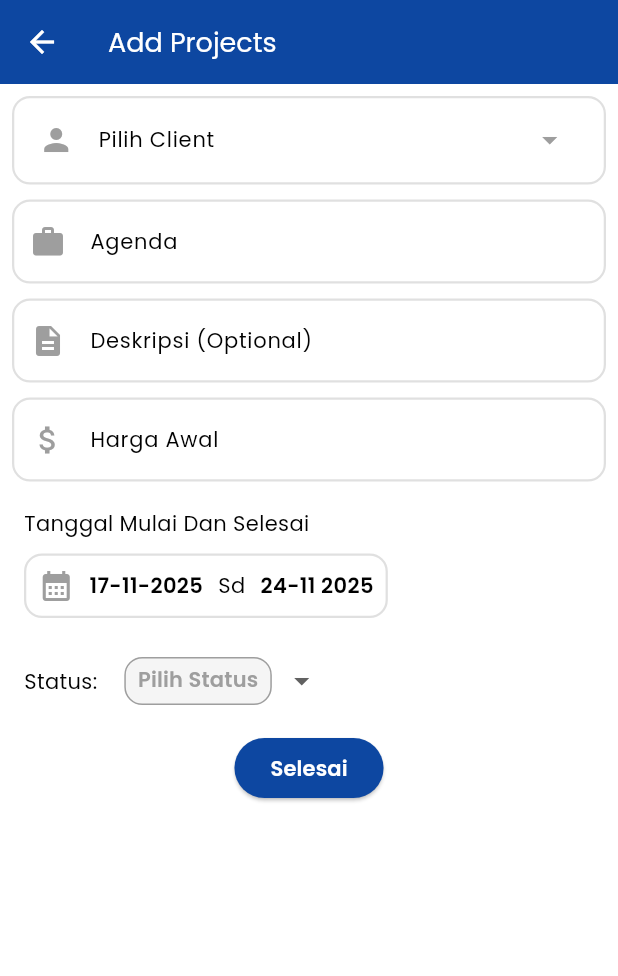
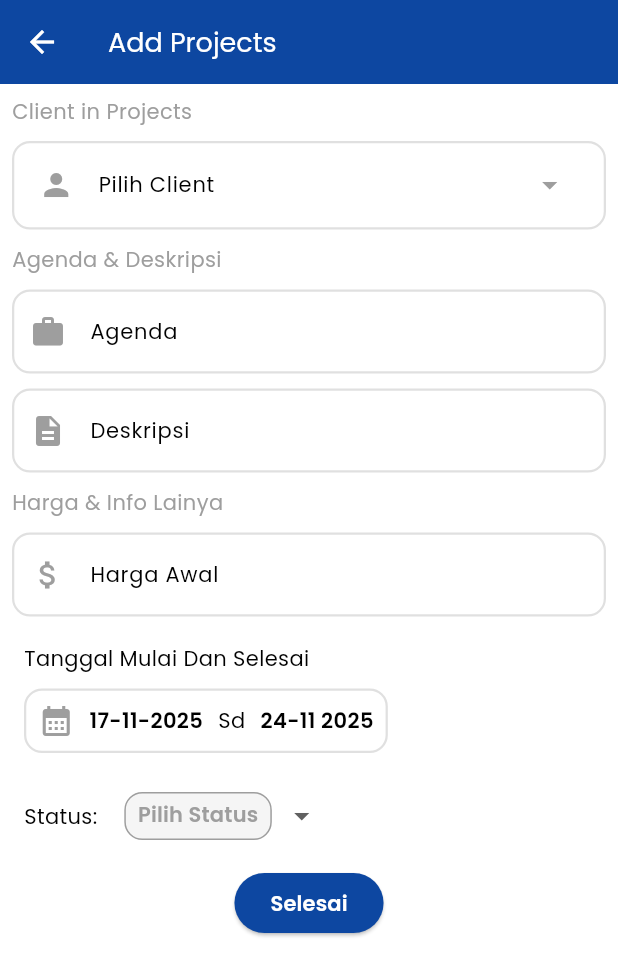
Before and after one commit to jbranabb/kliencash, a Flutter app: the AddProjects screen opened directly, on a phone screen of 412 x 824 dp. Shown: the top 976 px of the screen. Run offline on Flutter 3.47's test engine with Material 3 defaults, Android fonts, the phone set to English and light mode, and no system bars; our stand-ins replace bloc, calendar_date_picker2, country_code_picker, flutter_bloc, flutter_slidable, google_fonts and 1 more; accounts and stored records are empty.

Commit message:
feat(add) adding some detail in textfileds

```diff
--- a/lib/Screens/pages/mainGrid/project/add_projects.dart
+++ b/lib/Screens/pages/mainGrid/project/add_projects.dart
@@ -102,11 +102,23 @@ class _AddProjectsState extends State<AddProjects> {
               crossAxisAlignment: CrossAxisAlignment.center,
               spacing: 10,
               children: [
+                Column(
+                  crossAxisAlignment: CrossAxisAlignment.start,
+                  spacing: 10,
+                  children: [
+                    MyText(title: 'Client in Projects', color: Colors.grey,),
                     SelectClientsWidget(
                       listener: (_, state) {
                         idC.text = state['Id'].toString();
                       },
                     ),
+                  ],
+                ),
+                Column(
+                  crossAxisAlignment: CrossAxisAlignment.start,
+                  spacing: 10,
+                  children: [
+                    MyText(title: 'Agenda & Deskripsi', color: Colors.grey,),
                     MyTextFileds(
                       controller: agendaC,
                       label: "Agenda",
@@ -117,16 +129,24 @@ class _AddProjectsState extends State<AddProjects> {
                         FocusScope.of(context).requestFocus(descF);
                       },
                     ),
+                  ],
+                ),
                 MyTextFileds(
                   controller: descC,
-                  label: "Deskripsi (Optional)",
+                  label: "Deskripsi",
                   icon: Icons.description,
                   focusNode: descF,
                   isOtional: true,
+                  maxlines: 10,
                   onEditingCom: () {
                     FocusScope.of(context).requestFocus(priceF);
                   },
                 ),
+                Column(
+                  crossAxisAlignment: CrossAxisAlignment.start,
+                  spacing: 10,
+                  children: [
+                    MyText(title: 'Harga & Info Lainya', color: Colors.grey,),
                     MyTextFileds(
                       controller: priceC,
                       label: "Harga Awal",
@@ -141,6 +161,8 @@ class _AddProjectsState extends State<AddProjects> {
                         var formated = formatRupiah.format(int.parse(priceC.text));
                         priceC.value = TextEditingValue(text: formated);
                       },
+                    ),
+                  ],
                 ),
                 DateStartAndEnd(
                   listener: (_, state) {
```
Also changed, not shown: lib/Screens/pages/mainGrid/clientPage/add_client.dart (+25 -2 lines), lib/Screens/pages/mainGrid/invoice/add_inovice.dart (+21 -0 lines). Lines whose indentation alone changed are shown as unchanged.
